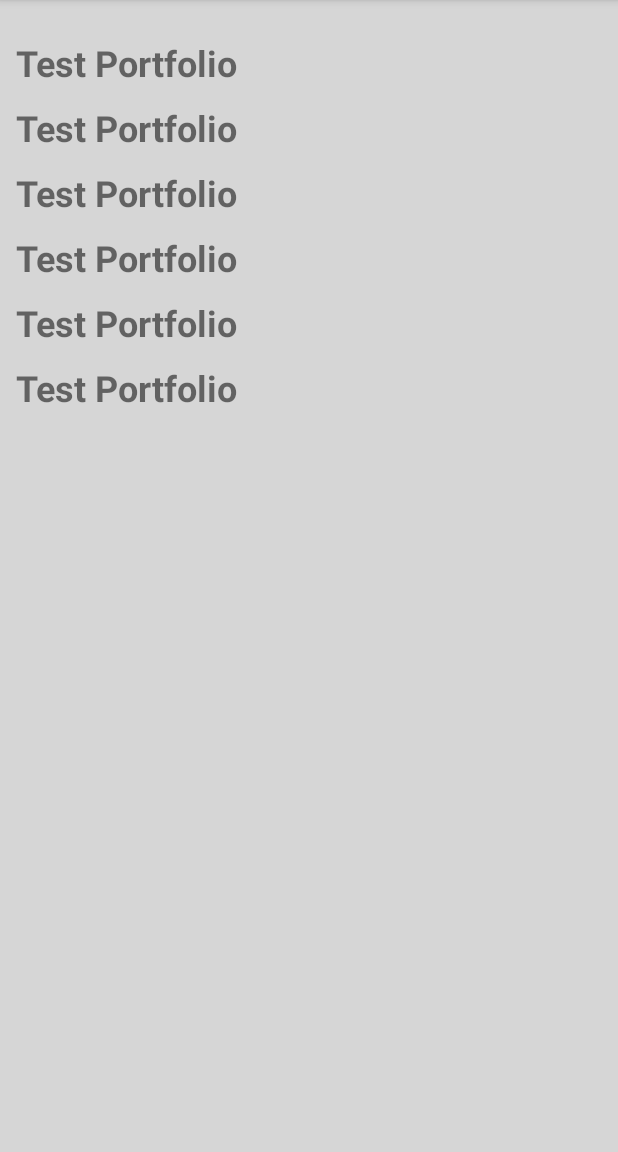
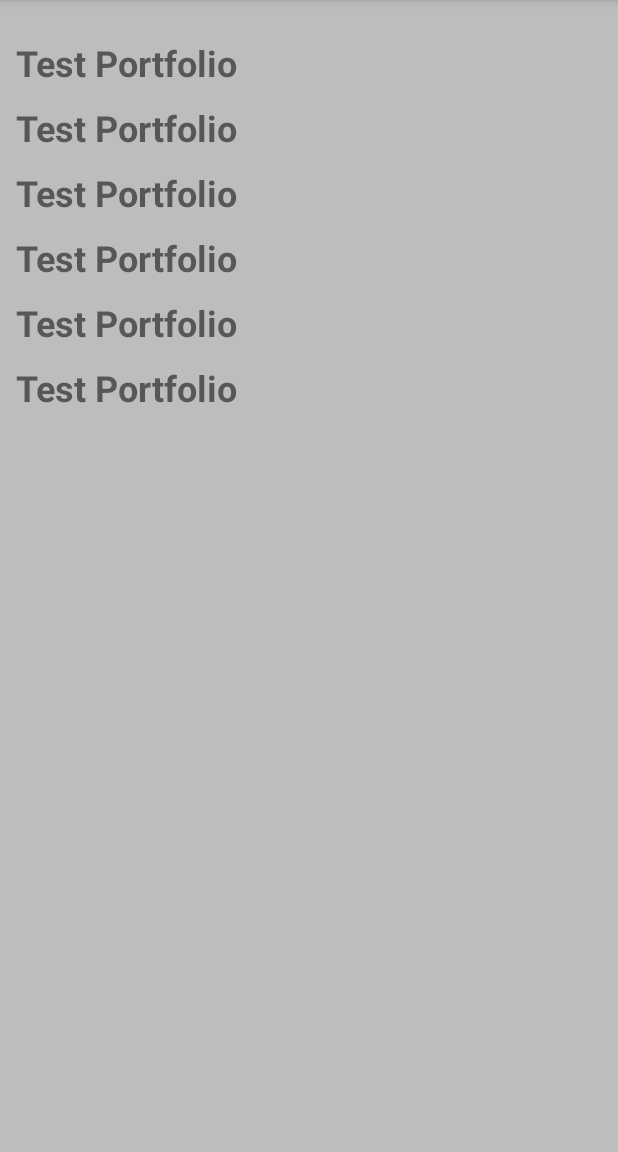
Before and after one commit to benhasselgren/portfolio-balancer, an Android app: the screen it shows after launch (MainActivity), on a phone screen of 412 x 824 dp, the part 84-1236 px from its top. Run offline under Robolectric (Android 15) with nearby library versions, the phone set to English and light mode, and no system bars.

Commit message:
Changed colour to portfolio list(recycler view)

```diff
--- a/app/src/main/res/layout/activity_main.xml
+++ b/app/src/main/res/layout/activity_main.xml
@@ -4,7 +4,7 @@
     xmlns:tools="http://schemas.android.com/tools"
     android:layout_width="match_parent"
     android:layout_height="match_parent"
-    android:background="#D6D6D6"
+    android:background="#BDBDBD"
     android:orientation="vertical"
     tools:context=".MainActivity">
 
```
